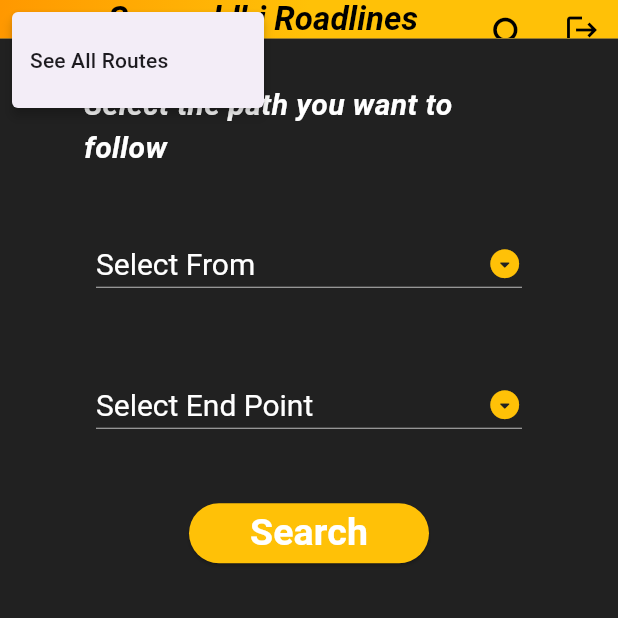
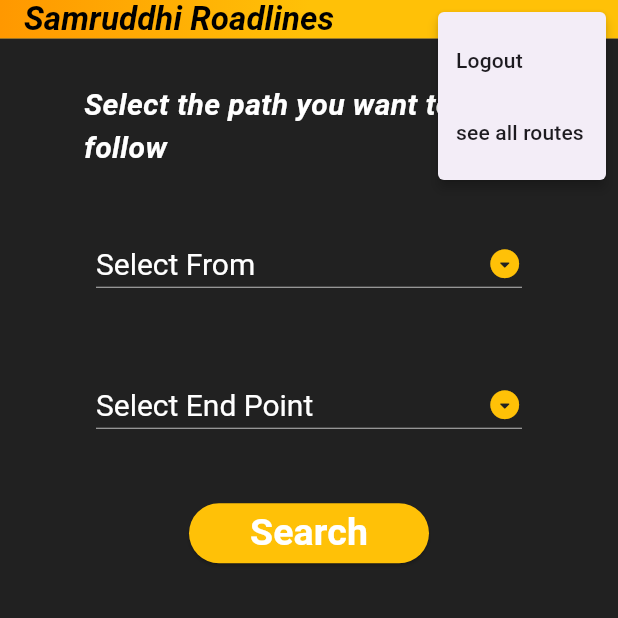
Before and after one commit to COffeebean2610/Project-SHW, a Flutter app: the screen it shows once a user with an empty profile is signed in, after a tap on the "more vert" icon, on a phone screen of 412 x 824 dp, the top half of it. Run offline on Flutter 3.47's test engine with Material 3 defaults, Android fonts, the phone set to English and light mode, and no system bars; our stand-ins replace cloud_firestore, firebase_auth, firebase_core, fluttertoast; accounts and stored records are empty; Roboto replaces fonts that are missing (Times New Roman).

Commit message:
Search_Screen........

```diff
--- a/lib/appbar/app_bar.dart
+++ b/lib/appbar/app_bar.dart
@@ -66,27 +66,50 @@
             );
           },
         ),
-        IconButton(
-          icon: const Icon(Icons.logout,color: Colors.black,),
-          onPressed: () async {
-            await FirebaseAuth.instance.signOut();
+        PopupMenuButton<String>(
+          onSelected: (String choice) {
+            handleClick(choice, context);
+          },
+          itemBuilder: (BuildContext context) {
+            return {'Logout', 'see all routes'}.map((String choice) {
+              return PopupMenuItem<String>(
+                value: choice,
+                child: Text(choice),
+              );
+            }).toList();
           },
         ),
+        // IconButton(
+        //   icon: const Icon(Icons.logout,color: Colors.black,),
+        //   onPressed: () async {
+        //     await FirebaseAuth.instance.signOut();
+        //   },
+        // ),
       ],
-      leading: PopupMenuButton(itemBuilder: (context) {
-        return [
-          PopupMenuItem(
 
-            child: Text("See All Routes"),
-            onTap: () {
-              Navigator.push(
-                  context,
-                  MaterialPageRoute(
-                      builder: (context) => const LocationsForGoogleMaps()));
-            }
-          ),
-        ];
-      }),
+
     );
   }
+  void handleClick(String value,BuildContext context) {
+    switch (value) {
+      case 'Logout':
+      logout();
+        break;
+      case 'see all routes':
+      locations(context);
+        break;
+    }
+
+  }
+  void logout () async{
+       await FirebaseAuth.instance.signOut();
+      }
+
+      void locations (BuildContext context){
+        Navigator.push(
+          context,
+          MaterialPageRoute(
+            builder: (context) => const LocationsForGoogleMaps(),
+          ),
+        );}
 }
--- a/lib/auth/auth_form.dart
+++ b/lib/auth/auth_form.dart
@@ -34,7 +34,7 @@
           gravity: ToastGravity.BOTTOM,
           timeInSecForIosWeb: 1,
           backgroundColor: Colors.blue.shade600,
-          textColor: Colors.black,
+          textColor: Colors.white,
           fontSize: 16.0);
     }
   }
@@ -68,7 +68,7 @@
           gravity: ToastGravity.BOTTOM,
           timeInSecForIosWeb: 1,
           backgroundColor: Colors.blue.shade600,
-          textColor: Colors.black,
+          textColor: Colors.white,
           fontSize: 16.0);
       rethrow;
     }
@@ -103,7 +103,7 @@
                                 borderRadius:
                                     BorderRadius.all(Radius.circular(10)),
                                 borderSide:
-                                    BorderSide(color: Colors.black, width: 2)),
+                                    BorderSide(color: Colors.white, width: 2)),
                             labelText: "Username",
                           ),
                           validator: (value) {
@@ -126,7 +126,7 @@
                               borderRadius:
                                   BorderRadius.all(Radius.circular(10)),
                               borderSide:
-                                  BorderSide(color: Colors.black, width: 2)),
+                                  BorderSide(color: Colors.white, width: 2)),
                           labelText: "Email",
                         ),
                         validator: (value) {
@@ -142,16 +142,21 @@
                       height: 10,
                     ),
                     TextFormField(
+                      style: TextStyle(color: Colors.lightBlue),
                         obscureText: passwordVisible,
                         keyboardType: TextInputType.emailAddress,
                         key: const ValueKey("password"),
                         decoration: InputDecoration(
+
                           border: const OutlineInputBorder(
                               borderRadius:
                                   BorderRadius.all(Radius.circular(10)),
                               borderSide:
-                                  BorderSide(color: Colors.black, width: 2)),
+                                  BorderSide(color: Colors.white, width: 2)),
                           labelText: "Password",
+
+                          labelStyle: TextStyle(color:Colors.white),
+
                           suffixIcon: IconButton(
                             onPressed: togglePasswordVisibility,
                             icon: Icon(passwordVisible
@@ -176,7 +181,7 @@
                       width: double.infinity,
                       child: ElevatedButton(
                         style: ElevatedButton.styleFrom(
-                            backgroundColor: Colors.blue,
+                            backgroundColor: Colors.amber,
                             shape: RoundedRectangleBorder(
                               borderRadius: BorderRadius.circular(10),
                             )),
@@ -205,11 +210,11 @@
                       child: isLoginPage
                           ? const Text(
                               "Not a user?",
-                              style: TextStyle(color: Colors.green),
+                              style: TextStyle(color: Colors.white),
                             )
                           : const Text(
                               "already a user?",
-                              style: TextStyle(color: Colors.green),
+                              style: TextStyle(color: Colors.white),
                             ),
                       onPressed: () {
                         setState(() {
--- a/lib/auth/auth_screen.dart
+++ b/lib/auth/auth_screen.dart
@@ -16,16 +16,16 @@
         title: const Text(
           'Authentication',
           style: TextStyle(
-            color: Colors.black,
+            color: Colors.white,
             fontWeight: FontWeight.bold,
             fontFamily: "Times New Roman",
             fontStyle: FontStyle.italic,
           ),
         ),
-        backgroundColor: Colors.blue.shade700,
+        backgroundColor: Colors.grey.shade900,
       ),
       body: const AuthForm(),
-      backgroundColor: Colors.blue.shade100,
+      backgroundColor: Colors.grey.shade800,
     );
   }
 }
--- a/lib/search_screen/search_screen.dart
+++ b/lib/search_screen/search_screen.dart
@@ -20,6 +20,7 @@
   List listItems = [
 
     "Ari-Pulgaon",
+    "Aurangabad",
     "Bhiwandi",
     "DhamanGaon Railway Station",
     "Dusarbid",
```
